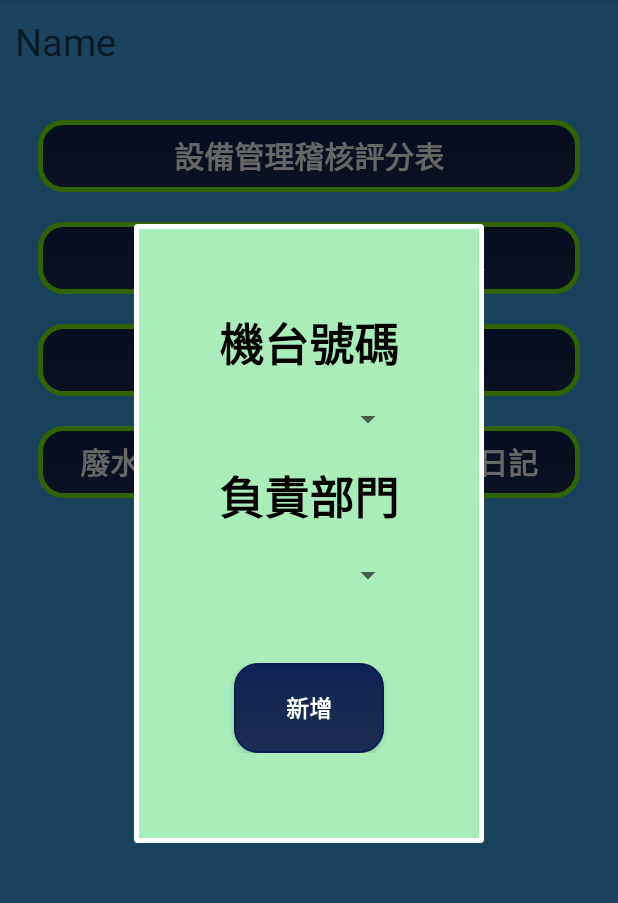
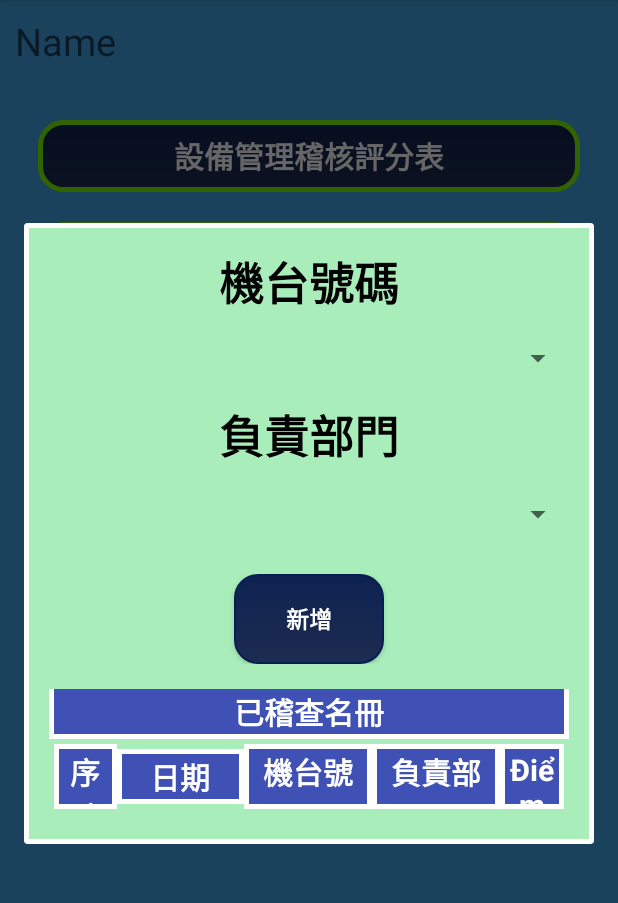
Before and after one commit to IT-Lelong/KyThuat, an Android app: the Menu screen opened directly, with no data from a screen before it, after a tap on "(週)柴油堆高機檢查稽查表", on a phone screen of 412 x 824 dp, the part 84-987 px from its top. Run offline under Robolectric (Android 15) with nearby library versions, the phone set to English and light mode, and no system bars; libraries missing offline, so code that uses them is left out: com.google.firebase.crashlytics; 4 statements that could not run were skipped.

Commit message:
20230311 Nga KT02

```diff
--- a/app/src/main/java/com/lelong/kythuat/KT02/KT02_DB.java
+++ b/app/src/main/java/com/lelong/kythuat/KT02/KT02_DB.java
@@ -31,7 +31,6 @@ public class KT02_DB {
     private final static String tc_fac005 = "tc_fac005"; //Tên hạng mục (tiếng hoa)
     private final static String tc_fac006 = "tc_fac006"; //Tên hạng mục (tiếng việt)
 
-
     //Bảng ảo lưu biểu KT02 (S)
     String CREATE_TABLE_NAME_TC_FAC_KT02 = "CREATE TABLE IF NOT EXISTS " + TABLE_NAME_TC_FAC_KT02 + " ("
             + tc_fac004 + " TEXT," + tc_fac009 + " TEXT,"
@@ -39,6 +38,12 @@ public class KT02_DB {
             + checkbox5 + " TEXT," + checkbox6 + " TEXT," + user + " TEXT," + ngay + " TEXT," + somay + " TEXT,"
             + tc_fac003 + " TEXT," + tc_fac005 + " TEXT," + tc_fac006 + " TEXT)";
     //Bảng ảo lưu biểu KT02 (E)
+
+
+
+
+
+
 
 
     public KT02_DB(Context ctx) {
@@ -189,4 +194,21 @@ public class KT02_DB {
         }
     }*/
 
+    public Cursor getAll_lvQuery() {
+        String selectQuery = " SELECT COUNT(*) AS _id ,ngay,somay,user FROM " + TABLE_NAME_TC_FAC_KT02 +
+                " GROUP BY ngay,somay,user" +
+                " ORDER BY ngay,somay,user";
+        return db.rawQuery(selectQuery, null);
+
+        // Các cột cần lấy trong bảng
+        /*String[] projection = {"_id","distinct KT03_01_004", "KT03_01_005"};
+        // Các cột dùng để ORDER BY
+        String sortOrder = "KT03_01_004, KT03_01_005";
+        return db.query(KT03_TABLE, projection, null, null, null, null, sortOrder, null);*/
+    }
+    public void delete_table(String qry_ngay, String qry_somay,String qry_user) {
+        String where_loggin = "ngay=? AND somay=? AND user=?";
+        String[] strings = new String[]{qry_ngay, qry_somay, qry_user};
+        db.delete(TABLE_NAME_TC_FAC_KT02, where_loggin, strings);
+    }
 }
--- a/app/src/main/res/layout/kt02_activity_loginsetting.xml
+++ b/app/src/main/res/layout/kt02_activity_loginsetting.xml
@@ -3,7 +3,7 @@
     android:orientation="vertical"
     android:layout_width="match_parent"
     android:layout_height="wrap_content"
-    android:padding="50dp"
+    android:padding="10dp"
     android:background="#A9EDBB">
 
     <TextView
@@ -36,18 +36,13 @@
         android:layout_height="53dp"
         android:gravity="center" />
 
-    <LinearLayout
-        android:layout_width="match_parent"
-        android:layout_height="wrap_content"
-        android:orientation="vertical"
-        android:layout_marginTop="10dp">
 
         <LinearLayout
             android:layout_width="match_parent"
             android:layout_height="wrap_content"
             android:orientation="horizontal"
             android:gravity="center"
-            android:layout_marginTop="15dp">
+            android:layout_marginTop="10dp">
 
             <Button
                 android:id="@+id/btninsert"
@@ -60,6 +55,75 @@
                 android:layout_gravity="center"/>
 
         </LinearLayout>
+
+    <LinearLayout
+        android:layout_width="match_parent"
+        android:layout_height="wrap_content"
+        android:orientation="vertical"
+        android:layout_marginTop="10dp">
+
+        <TextView
+            android:layout_width="match_parent"
+            android:layout_height="wrap_content"
+            android:gravity="center"
+            android:text="@string/Danhsach"
+            android:textStyle="bold"
+            android:theme="@style/title" />
+
+        <LinearLayout
+            android:layout_width="match_parent"
+            android:layout_height="wrap_content"
+            android:orientation="horizontal">
+
+            <TextView
+                android:layout_width="0dp"
+                android:layout_height="wrap_content"
+                android:layout_weight="1"
+                android:gravity="center"
+                android:text="@string/tt_stt"
+                android:textStyle="bold"
+                android:theme="@style/title" />
+
+            <TextView
+                android:layout_width="0dp"
+                android:layout_height="wrap_content"
+                android:layout_weight="2"
+                android:gravity="center"
+                android:text="@string/tt_ngay"
+                android:textStyle="bold"
+                android:theme="@style/title" />
+
+            <TextView
+                android:layout_width="0dp"
+                android:layout_height="wrap_content"
+                android:layout_weight="2"
+                android:gravity="center"
+                android:text="@string/soxe"
+                android:textStyle="bold"
+                android:theme="@style/title" />
+
+            <TextView
+                android:layout_width="0dp"
+                android:layout_height="wrap_content"
+                android:layout_weight="2"
+                android:gravity="center"
+                android:text="@string/bophan"
+                android:textStyle="bold"
+                android:theme="@style/title" />
+            <TextView
+                android:layout_width="0dp"
+                android:layout_height="wrap_content"
+                android:layout_weight="1"
+                android:gravity="center"
+                android:text="@string/diem"
+                android:textStyle="bold"
+                android:theme="@style/title" />
+        </LinearLayout>
+
+        <ListView
+            android:id="@+id/lv_query"
+            android:layout_width="match_parent"
+            android:layout_height="wrap_content"/>
     </LinearLayout>
 
 </LinearLayout>
--- /dev/null
+++ b/app/src/main/res/menu/kt02_login_lv.xml
@@ -0,0 +1,14 @@
+<?xml version="1.0" encoding="utf-8"?>
+<menu xmlns:android="http://schemas.android.com/apk/res/android"
+    xmlns:app="http://schemas.android.com/apk/res-auto"
+    xmlns:tools="http://schemas.android.com/tools">
+
+    <item
+        android:id="@+id/openKT02"
+        android:title="@string/btn_query"/>
+
+    <item
+        android:id="@+id/clearKT02"
+        android:title="@string/btn_delete"/>
+
+</menu>
--- a/app/src/main/res/values/strings.xml
+++ b/app/src/main/res/values/strings.xml
@@ -50,6 +50,7 @@
     <string name="main_language">語言</string>
     <string name="main_stay_logged">保持登入</string>
 
+    /*check version*/
     /*check version*/
     <string name="ver_curr_version">當前版本: </string>
     <string name="ver_new_version">新版本：</string>
@@ -113,6 +114,7 @@
     <string name="soxe">機台號碼</string>
     <string name="bophan">負責部門</string>
     <string name="btninsert">執行</string>
+    <string name="diem">Điểm</string>
 
     /*kt01bophan*/
     <string name="btn_addnew">新增</string>
```
Also changed, not shown: app/src/main/java/com/lelong/kythuat/KT02/login_kt02.java (+120 -16 lines), app/src/main/res/layout/kt02_login_lvrow.xml (added, +46 -0 lines), 1 other file.
